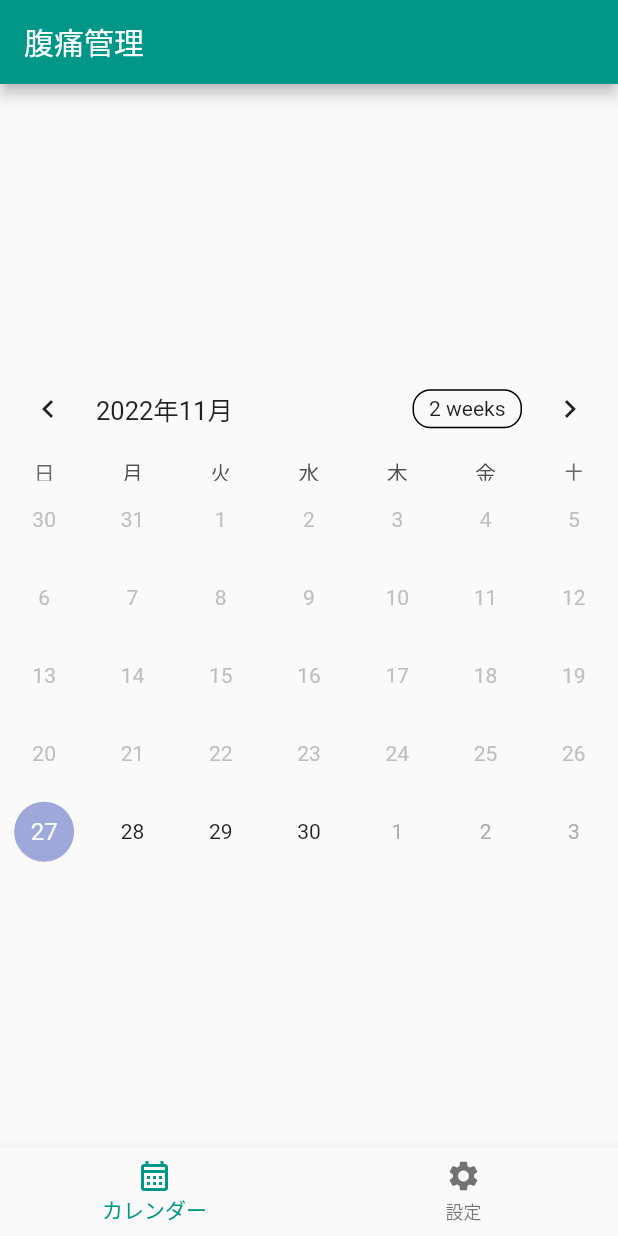
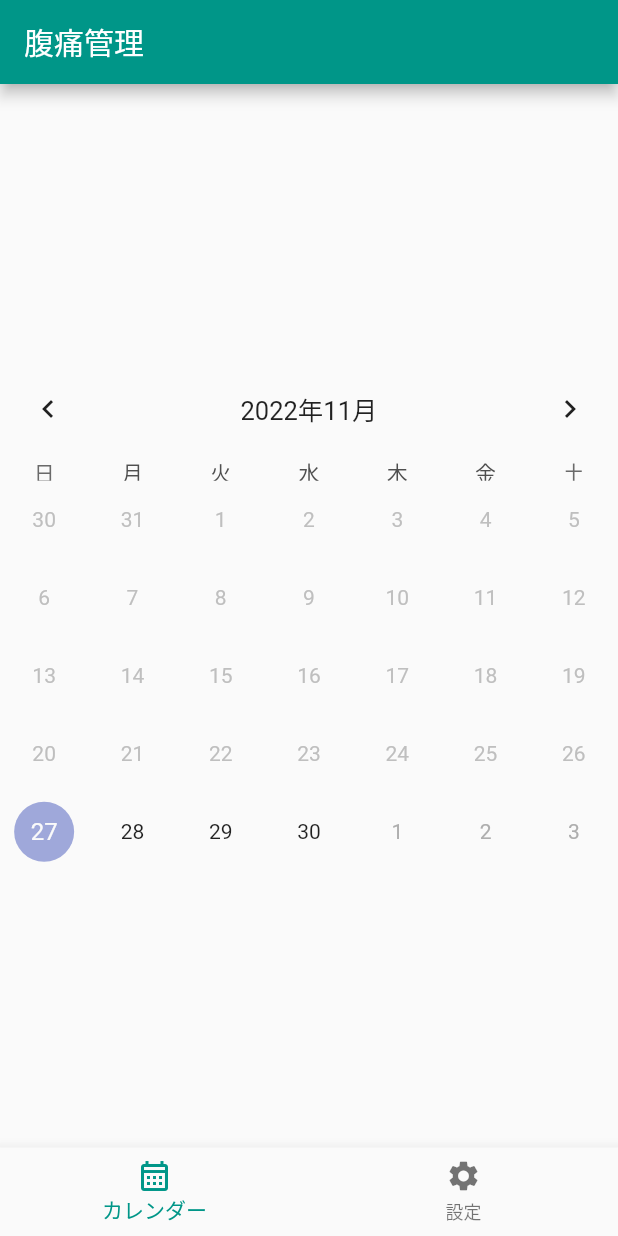
Before and after one commit to sa8a/stomach_ache_app, a Flutter app: the screen it shows after launch, on a phone screen of 412 x 824 dp. Run offline on Flutter 3.47's test engine with Material 2 defaults, Android fonts, the light colour scheme and no system bars; drawn by our look-alikes of table_calendar.

Commit message:
add: フォーマットボタン表示を消し、土（青）日（赤）に色をつける

```diff
--- a/lib/screens/calendar_page.dart
+++ b/lib/screens/calendar_page.dart
@@ -3,6 +3,19 @@ import 'package:table_calendar/table_calendar.dart';
 
 class CalendarPage extends StatelessWidget {
   const CalendarPage({Key? key}) : super(key: key);
+
+  // 土（青）日（赤）に色をつける関数
+  Color _textColor(DateTime day) {
+    const _defaultTextColor = Colors.black87;
+
+    if (day.weekday == DateTime.sunday) {
+      return Colors.red;
+    }
+    if (day.weekday == DateTime.saturday) {
+      return Colors.blue[600]!;
+    }
+    return _defaultTextColor;
+  }
 
   @override
   Widget build(BuildContext context) {
@@ -15,6 +28,35 @@ class CalendarPage extends StatelessWidget {
           // 曜日の日本語対応
           locale: 'ja_JP',
 
+          // フォーマットボタン表示を消す
+          headerStyle: const HeaderStyle(
+            formatButtonVisible: false,
+            titleCentered: true,
+          ),
+
+          // カスタマイズ用の関数
+          calendarBuilders: CalendarBuilders(
+            // dowBuilderまたはdaysOfWeekBuilder（曜日）
+            // defaultBuilder（日付）
+            // disabledBuilder（先月、来月の日付）
+            // selectedBuilder（選択中の日付）
+            // markerBuilder（マーカー付き日付）
+            // todayBuilder（今日の日付）
+
+            // 土（青）日（赤）に色をつける
+            defaultBuilder:
+                (BuildContext context, DateTime day, DateTime focusedDay) {
+              return Center(
+                child: Text(
+                  day.day.toString(),
+                  style: TextStyle(
+                    color: _textColor(day),
+                  ),
+                ),
+              );
+            },
+          ),
+
           firstDay: DateTime(2022, 11, 27),
           lastDay: DateTime(2040, 12, 31),
           focusedDay: DateTime.now(),
```
